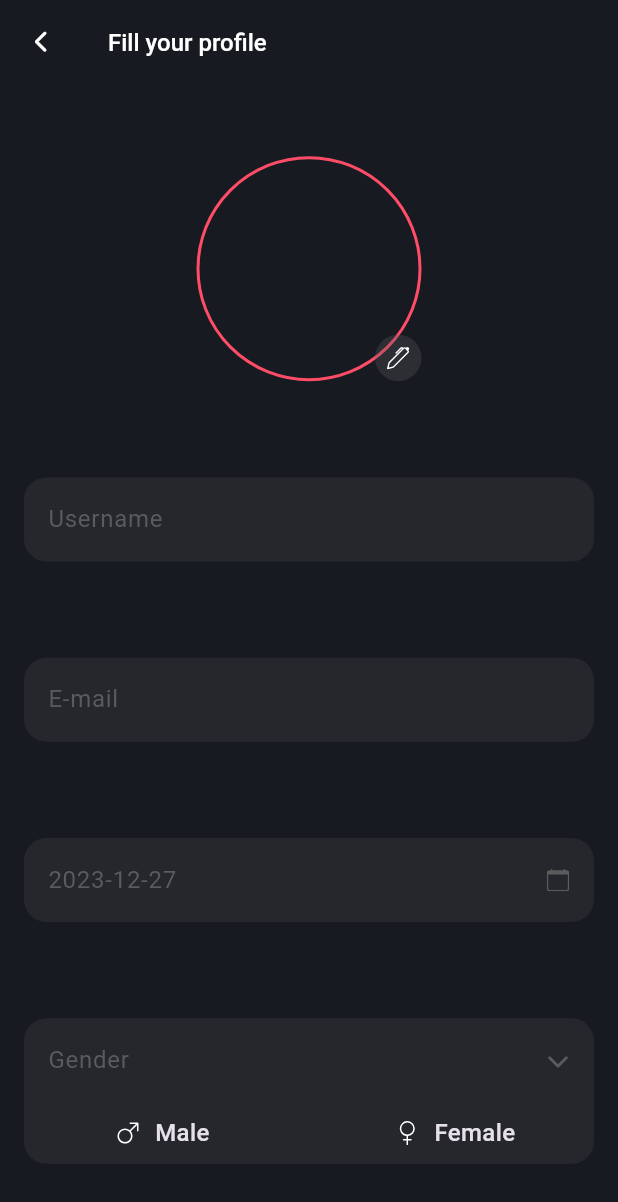
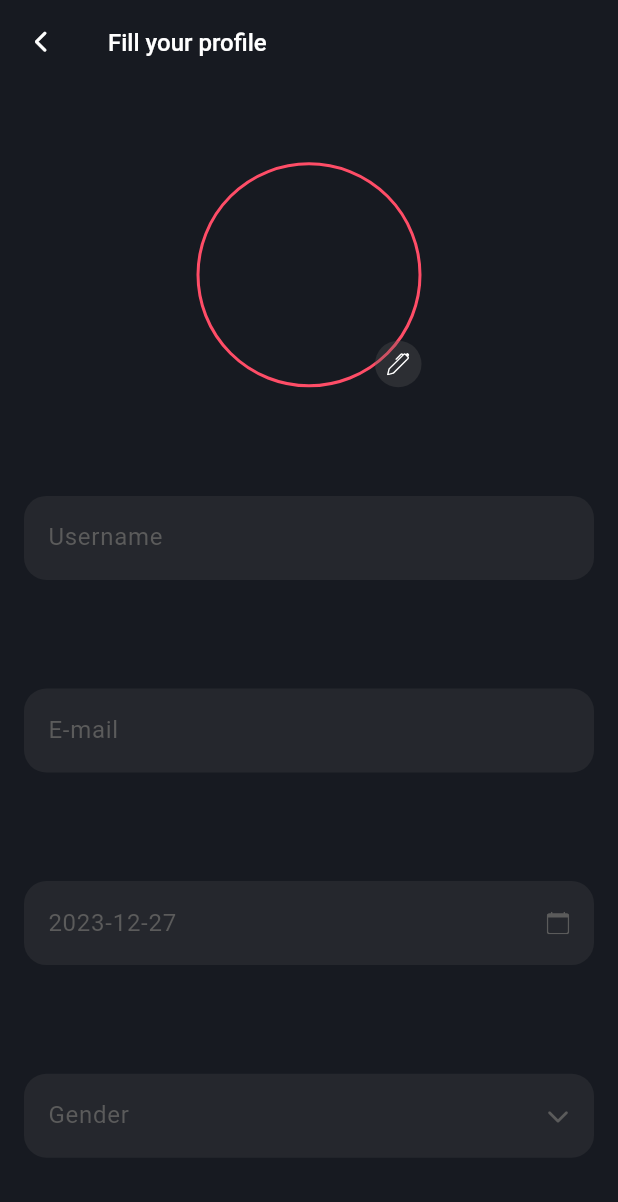
Before and after one commit to hafedh049/luxy, a Flutter app: the SignUp screen opened directly, on a phone screen of 412 x 824 dp. Shown: the top 1202 px of the screen. Run offline on Flutter 3.47's test engine with Material 3 defaults, Android fonts, the phone set to English and light mode, and no system bars; our stand-ins replace animated_toggle_switch, flutter_animate, fluttertoast, google_nav_bar, hive, icons_plus and 2 more; accounts and stored records are empty.

Commit message:
ModifiedM lib/views/auth/sign_up.dart

```diff
--- a/lib/views/auth/sign_up.dart
+++ b/lib/views/auth/sign_up.dart
@@ -29,6 +29,7 @@ class _SignUpState extends State<SignUp> {
   }
 
   int _gender = -1;
+  bool _genderMenu = false;
   File? profilePicture;
   @override
   Widget build(BuildContext context) {
@@ -152,17 +153,46 @@ class _SignUpState extends State<SignUp> {
                           hintStyle: const TextStyle(color: grey),
                           prefixIcon: _gender == -1 ? null : Icon(_gender == 0 ? Bootstrap.gender_male : Bootstrap.gender_female, size: 15, color: grey),
                           suffixIcon: IconButton(
-                            onPressed: () => _(() {}),
-                            icon: const Icon(FontAwesome.chevron_down_solid, size: 15, color: grey),
+                            onPressed: () => _(() => _genderMenu = !_genderMenu),
+                            icon: Icon(_genderMenu ? FontAwesome.chevron_left_solid : FontAwesome.chevron_down_solid, size: 15, color: grey),
                           ),
                         ),
                       ),
-                      Row(
-                        children: <Widget>[
-                          Expanded(child: Buttoned(text: "Male", icon: Bootstrap.gender_male, callback: () {})),
-                          const SizedBox(width: 10),
-                          Expanded(child: Buttoned(text: "Female", icon: Bootstrap.gender_female, callback: () {})),
-                        ],
+                      Visibility(
+                        visible: _genderMenu,
+                        child: Row(
+                          children: <Widget>[
+                            Expanded(
+                              child: Buttoned(
+                                text: "Male",
+                                icon: Bootstrap.gender_male,
+                                callback: () {
+                                  _(
+                                    () {
+                                      _gender = 0;
+                                      _genderMenu = false;
+                                    },
+                                  );
+                                },
+                              ),
+                            ),
+                            const SizedBox(width: 10),
+                            Expanded(
+                              child: Buttoned(
+                                text: "Female",
+                                icon: Bootstrap.gender_female,
+                                callback: () {
+                                  _(
+                                    () {
+                                      _gender = 1;
+                                      _genderMenu = false;
+                                    },
+                                  );
+                                },
+                              ),
+                            ),
+                          ],
+                        ),
                       ),
                     ],
                   ),
```
